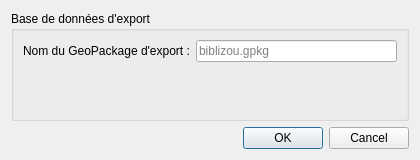
Before: the Qt Designer form biblizou_dialog_options.ui in Ki-Mor/biblizou, drawn with Qt 5.
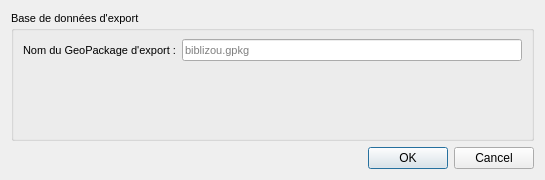
After: the same form once the commit is applied.

```diff
--- a/biblizou_dialog_options.ui
+++ b/biblizou_dialog_options.ui
@@ -6,8 +6,8 @@
             <rect>
                 <x>0</x>
                 <y>0</y>
-                <width>420</width>
-                <height>160</height>
+    <width>545</width>
+    <height>180</height>
             </rect>
         </property>
         <property name="windowTitle">
@@ -16,12 +16,22 @@
         <layout class="QVBoxLayout" name="verticalLayout">
             <item>
                 <widget class="QGroupBox" name="groupBoxExport">
+     <property name="font">
+      <font>
+       <pointsize>8</pointsize>
+      </font>
+     </property>
                     <property name="title">
                         <string>Base de données d'export</string>
                     </property>
                     <layout class="QFormLayout" name="formLayout">
                         <item row="0" column="0">
                             <widget class="QLabel" name="labelGpkgName">
+        <property name="font">
+         <font>
+          <pointsize>8</pointsize>
+         </font>
+        </property>
                                 <property name="text">
                                     <string>Nom du GeoPackage d'export :</string>
                                 </property>
@@ -29,6 +39,11 @@
                         </item>
                         <item row="0" column="1">
                             <widget class="QLineEdit" name="leGpkgName">
+        <property name="font">
+         <font>
+          <pointsize>8</pointsize>
+         </font>
+        </property>
                                 <property name="placeholderText">
                                     <string>biblizou.gpkg</string>
                                 </property>
```
Left out of the diff: 20 changed lines with no effect on the pictures. Lines whose indentation alone changed are shown as unchanged.
